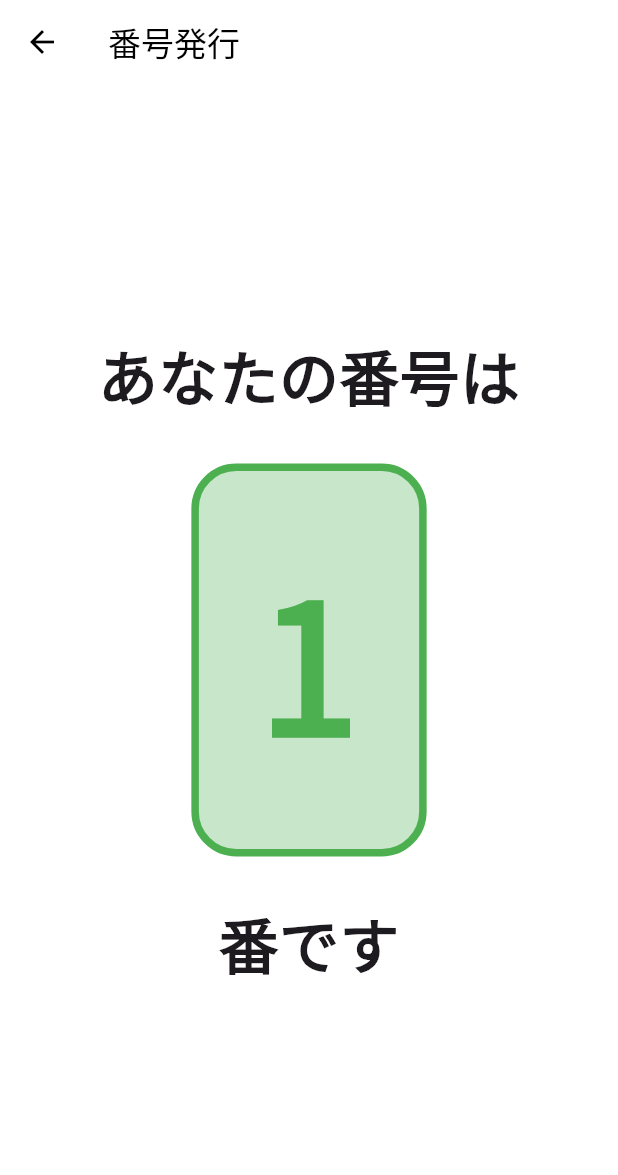
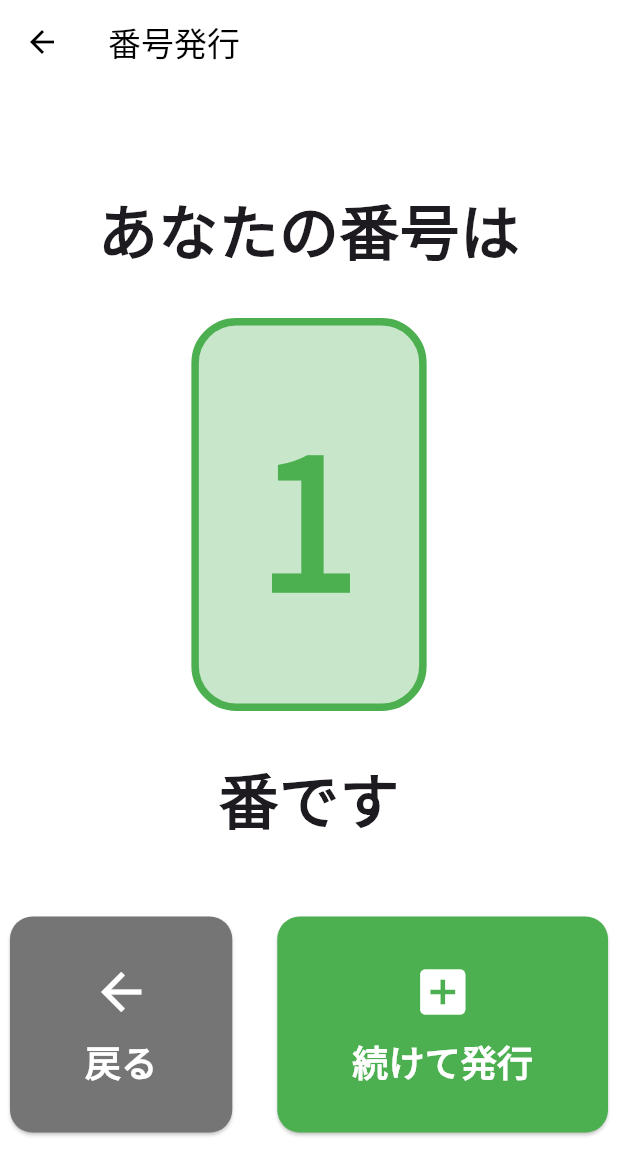
Before and after one commit to opera7133/ez_pos_system_app, a Flutter app: the IssueNumberScreen screen opened directly, after a tap on "番号を発行", on a phone screen of 412 x 824 dp. Shown: the top 1175 px of the screen. Run offline on Flutter 3.47's test engine with Material 3 defaults, Android fonts, the phone set to English and light mode, and no system bars; our stand-ins replace audioplayers, cached_network_image, camera, cloud_firestore, device_info_plus, firebase_core and 7 more; missing offline and left inert: mobile_scanner, sunmi_printer_plus; accounts and stored records are empty; generated files the repository leaves out were written again; project files that could hold a hidden picture were left out.

Commit message:
連続発行

```diff
--- a/lib/tablet/wait.dart
+++ b/lib/tablet/wait.dart
@@ -285,15 +285,6 @@ class _IssueNumberScreenState extends State<IssueNumberScreen> {
         _issuedNumber = nextNumber;
         _isIssuing = false;
       });
-
-      // 3秒後に番号表示をクリア
-      Future.delayed(const Duration(seconds: 3), () {
-        if (mounted) {
-          setState(() {
-            _issuedNumber = null;
-          });
-        }
-      });
     } catch (e) {
       setState(() {
         _isIssuing = false;
@@ -304,6 +295,12 @@ class _IssueNumberScreenState extends State<IssueNumberScreen> {
         );
       }
     }
+  }
+
+  void _resetForNextIssue() {
+    setState(() {
+      _issuedNumber = null;
+    });
   }
 
   @override
@@ -354,6 +351,68 @@ class _IssueNumberScreenState extends State<IssueNumberScreen> {
                   const Text(
                     '番です',
                     style: TextStyle(fontSize: 40, fontWeight: FontWeight.bold),
+                  ),
+                  const SizedBox(height: 50),
+                  Row(
+                    mainAxisAlignment: MainAxisAlignment.center,
+                    children: [
+                      ElevatedButton(
+                        onPressed: () => Navigator.pop(context),
+                        style: ElevatedButton.styleFrom(
+                          backgroundColor: Colors.grey[600],
+                          padding: const EdgeInsets.symmetric(
+                            horizontal: 50,
+                            vertical: 30,
+                          ),
+                          shape: RoundedRectangleBorder(
+                            borderRadius: BorderRadius.circular(15),
+                          ),
+                        ),
+                        child: const Column(
+                          children: [
+                            Icon(Icons.arrow_back,
+                                size: 40, color: Colors.white),
+                            SizedBox(height: 10),
+                            Text(
+                              '戻る',
+                              style: TextStyle(
+                                fontSize: 24,
+                                fontWeight: FontWeight.bold,
+                                color: Colors.white,
+                              ),
+                            ),
+                          ],
+                        ),
+                      ),
+                      const SizedBox(width: 30),
+                      ElevatedButton(
+                        onPressed: _resetForNextIssue,
+                        style: ElevatedButton.styleFrom(
+                          backgroundColor: Colors.green,
+                          padding: const EdgeInsets.symmetric(
+                            horizontal: 50,
+                            vertical: 30,
+                          ),
+                          shape: RoundedRectangleBorder(
+                            borderRadius: BorderRadius.circular(15),
+                          ),
+                        ),
+                        child: const Column(
+                          children: [
+                            Icon(Icons.add_box, size: 40, color: Colors.white),
+                            SizedBox(height: 10),
+                            Text(
+                              '続けて発行',
+                              style: TextStyle(
+                                fontSize: 24,
+                                fontWeight: FontWeight.bold,
+                                color: Colors.white,
+                              ),
+                            ),
+                          ],
+                        ),
+                      ),
+                    ],
                   ),
                 ],
               )
--- a/lib/utils/model.dart
+++ b/lib/utils/model.dart
@@ -169,12 +169,14 @@ class Queue {
   DateTime? calledAt;
   bool called;
   final int number;
+  final String? lineNotifyId;
 
   Queue(
       {required this.queueId,
       required this.createdAt,
       this.calledAt,
       this.called = false,
+      this.lineNotifyId,
       required this.number});
 
   factory Queue.fromDocument(DocumentSnapshot doc) {
@@ -187,6 +189,7 @@ class Queue {
           : null,
       called: data['called'] ?? false,
       number: data['number'] ?? 0,
+      lineNotifyId: data['lineNotifyId'],
     );
   }
 
@@ -197,6 +200,7 @@ class Queue {
       'calledAt': calledAt != null ? Timestamp.fromDate(calledAt!) : null,
       'number': number,
       'called': called,
+      'lineNotifyId': lineNotifyId,
     };
   }
 }
```
